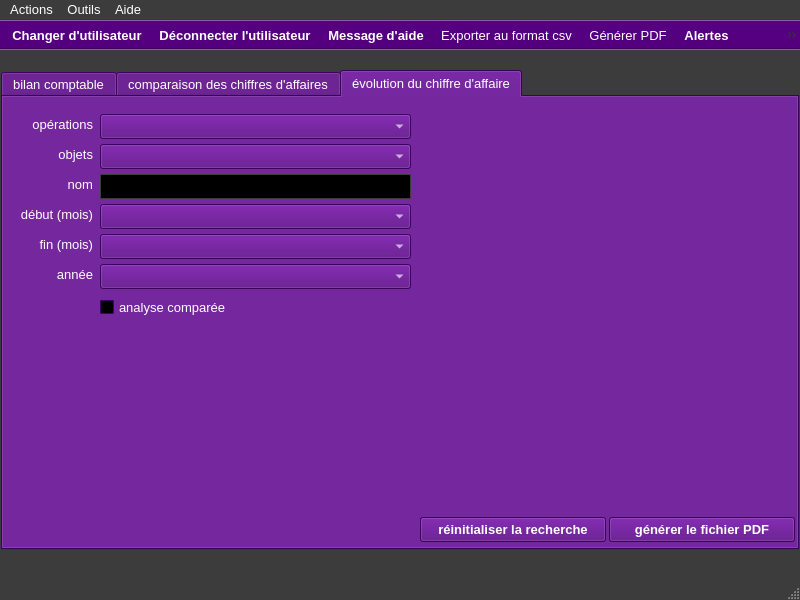
Above: ui/yeroth-erp-tableaux-de-bord-window.ui from xnoumbissinoundou/yeroth-erp-3.0 before the change. Below: the same form after it.
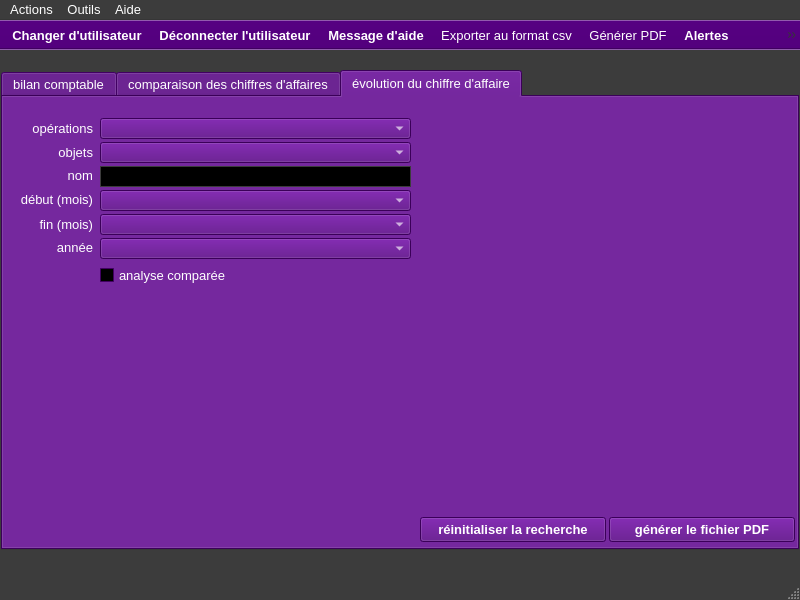
That is the form after the change. The open tabs and pages were chosen to show the change. Icons and pictures are not drawn. Custom widgets are drawn as their Qt base class.

```diff
--- a/ui/yeroth-erp-tableaux-de-bord-window.ui
+++ b/ui/yeroth-erp-tableaux-de-bord-window.ui
@@ -6866,7 +6866,7 @@
       <property name="geometry">
        <rect>
         <x>0</x>
-        <y>137</y>
+        <y>117</y>
         <width>90</width>
         <height>21</height>
        </rect>
@@ -6889,7 +6889,7 @@
       <property name="geometry">
        <rect>
         <x>0</x>
-        <y>17</y>
+        <y>21</y>
         <width>90</width>
         <height>21</height>
        </rect>
@@ -6913,9 +6913,9 @@
       <property name="geometry">
        <rect>
         <x>97</x>
-        <y>17</y>
+        <y>21</y>
         <width>311</width>
-        <height>25</height>
+        <height>21</height>
        </rect>
       </property>
       <property name="palette">
@@ -7346,7 +7346,7 @@
       <property name="geometry">
        <rect>
         <x>0</x>
-        <y>107</y>
+        <y>92</y>
         <width>90</width>
         <height>21</height>
        </rect>
@@ -8237,9 +8237,9 @@
       <property name="geometry">
        <rect>
         <x>97</x>
-        <y>107</y>
+        <y>93</y>
         <width>311</width>
-        <height>25</height>
+        <height>21</height>
        </rect>
       </property>
       <property name="palette">
@@ -8670,9 +8670,9 @@
       <property name="geometry">
        <rect>
         <x>97</x>
-        <y>137</y>
+        <y>117</y>
         <width>311</width>
-        <height>25</height>
+        <height>21</height>
        </rect>
       </property>
       <property name="palette">
@@ -9103,9 +9103,9 @@
       <property name="geometry">
        <rect>
         <x>97</x>
-        <y>167</y>
+        <y>141</y>
         <width>311</width>
-        <height>25</height>
+        <height>21</height>
        </rect>
       </property>
       <property name="palette">
@@ -9536,7 +9536,7 @@
       <property name="geometry">
        <rect>
         <x>0</x>
-        <y>167</y>
+        <y>140</y>
         <width>90</width>
         <height>21</height>
        </rect>
@@ -9559,9 +9559,9 @@
       <property name="geometry">
        <rect>
         <x>97</x>
-        <y>77</y>
+        <y>69</y>
         <width>311</width>
-        <height>25</height>
+        <height>21</height>
        </rect>
       </property>
       <property name="palette">
@@ -10037,9 +10037,9 @@
       <property name="geometry">
        <rect>
         <x>97</x>
-        <y>47</y>
+        <y>45</y>
         <width>311</width>
-        <height>25</height>
+        <height>21</height>
        </rect>
       </property>
       <property name="palette">
@@ -10473,7 +10473,7 @@
       <property name="geometry">
        <rect>
         <x>0</x>
-        <y>47</y>
+        <y>45</y>
         <width>90</width>
         <height>21</height>
        </rect>
@@ -10496,7 +10496,7 @@
       <property name="geometry">
        <rect>
         <x>0</x>
-        <y>77</y>
+        <y>68</y>
         <width>90</width>
         <height>21</height>
        </rect>
@@ -10519,8 +10519,8 @@
       <property name="geometry">
        <rect>
         <x>97</x>
-        <y>197</y>
-        <width>240</width>
+        <y>165</y>
+        <width>311</width>
         <height>26</height>
        </rect>
       </property>
```
Left out of the diff: 56 changed lines with no effect on the pictures.
